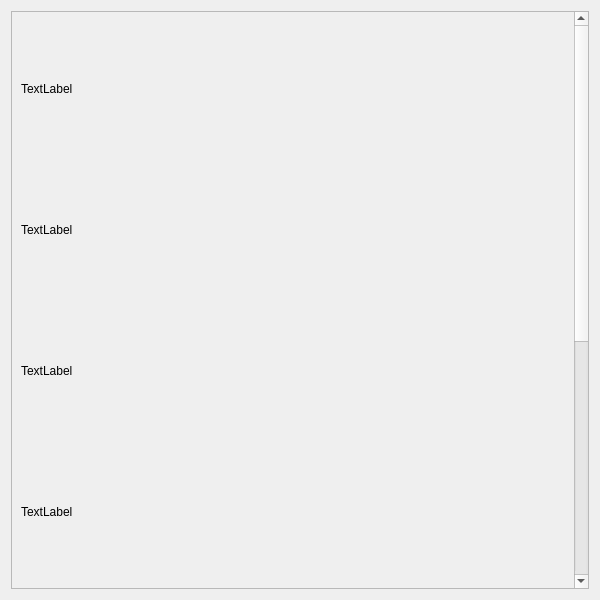
Qt form food.ui (Whomstt/Game_Menu_Project) before a commit.
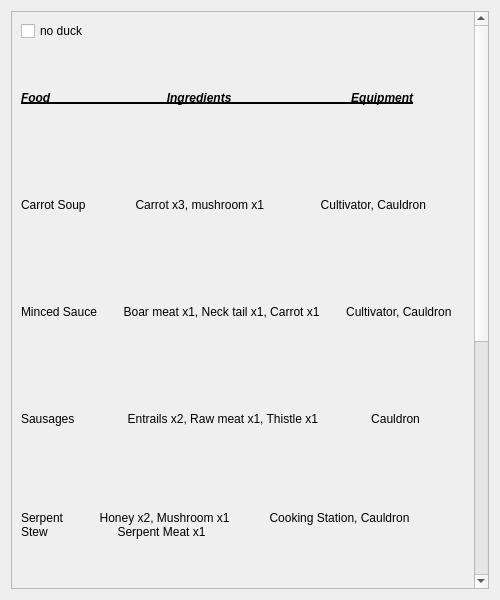
The same form after that commit.

Commit message: Food menu implementation almost complete, progress on checkboxes

The edit to the form file:
```diff
--- a/food.ui
+++ b/food.ui
@@ -6,7 +6,7 @@
    <rect>
     <x>0</x>
     <y>0</y>
-    <width>600</width>
+    <width>500</width>
     <height>600</height>
    </rect>
   </property>
@@ -39,7 +39,7 @@
        <rect>
         <x>0</x>
         <y>0</y>
-        <width>559</width>
+        <width>548</width>
         <height>1000</height>
        </rect>
       </property>
@@ -56,38 +56,69 @@
        </size>
       </property>
       <layout class="QVBoxLayout" name="verticalLayout_2">
+       <item>
+        <widget class="QCheckBox" name="checkBox">
+         <property name="text">
+          <string>no duck</string>
+         </property>
+        </widget>
+       </item>
+       <item>
+        <widget class="QLabel" name="label_8">
+         <property name="font">
+          <font>
+           <italic>true</italic>
+           <bold>true</bold>
+           <underline>true</underline>
+           <strikeout>false</strikeout>
+          </font>
+         </property>
+         <property name="text">
+          <string>Food                                   Ingredients                                    Equipment</string>
+         </property>
+        </widget>
+       </item>
        <item>
         <widget class="QLabel" name="label">
          <property name="text">
-          <string>TextLabel</string>
+          <string>Carrot Soup               Carrot x3, mushroom x1                 Cultivator, Cauldron</string>
          </property>
         </widget>
        </item>
        <item>
         <widget class="QLabel" name="label_2">
          <property name="text">
-          <string>TextLabel</string>
+          <string>Minced Sauce        Boar meat x1, Neck tail x1, Carrot x1        Cultivator, Cauldron</string>
+         </property>
+         <property name="wordWrap">
+          <bool>false</bool>
          </property>
         </widget>
        </item>
        <item>
-        <widget class="QLabel" name="label_3">
+        <widget class="QLabel" name="duck">
          <property name="text">
-          <string>TextLabel</string>
+          <string>Sausages                Entrails x2, Raw meat x1, Thistle x1                Cauldron</string>
          </property>
         </widget>
        </item>
        <item>
         <widget class="QLabel" name="label_4">
          <property name="text">
-          <string>TextLabel</string>
+          <string>Serpent           Honey x2, Mushroom x1            Cooking Station, Cauldron                                Stew                     Serpent Meat x1</string>
+         </property>
+         <property name="wordWrap">
+          <bool>true</bool>
          </property>
         </widget>
        </item>
        <item>
         <widget class="QLabel" name="label_6">
          <property name="text">
-          <string>TextLabel</string>
+          <string>Lox meat                    Barley flour x4, Cloudberries x2,                   Cauldron,                                                                     pie                                  Lox meat x2                                   Cooking Station</string>
+         </property>
+         <property name="wordWrap">
+          <bool>true</bool>
          </property>
         </widget>
        </item>
@@ -101,7 +132,17 @@
        <item>
         <widget class="QLabel" name="label_5">
          <property name="text">
-          <string>TextLabel</string>
+          <string>Fish          Cooked fish x2, Barley Flour x4                 Cooking Station, Windmill,  wraps                                                                           Cauldron</string>
+         </property>
+         <property name="wordWrap">
+          <bool>true</bool>
+         </property>
+        </widget>
+       </item>
+       <item>
+        <widget class="QLabel" name="label_3">
+         <property name="text">
+          <string>Bread                       Barley flour x10                    Windmill, Cauldron, Stone oven</string>
          </property>
         </widget>
        </item>
```
Left out of the diff: 5 changed lines with no effect on the pictures. The commit also changes 2 other files.
